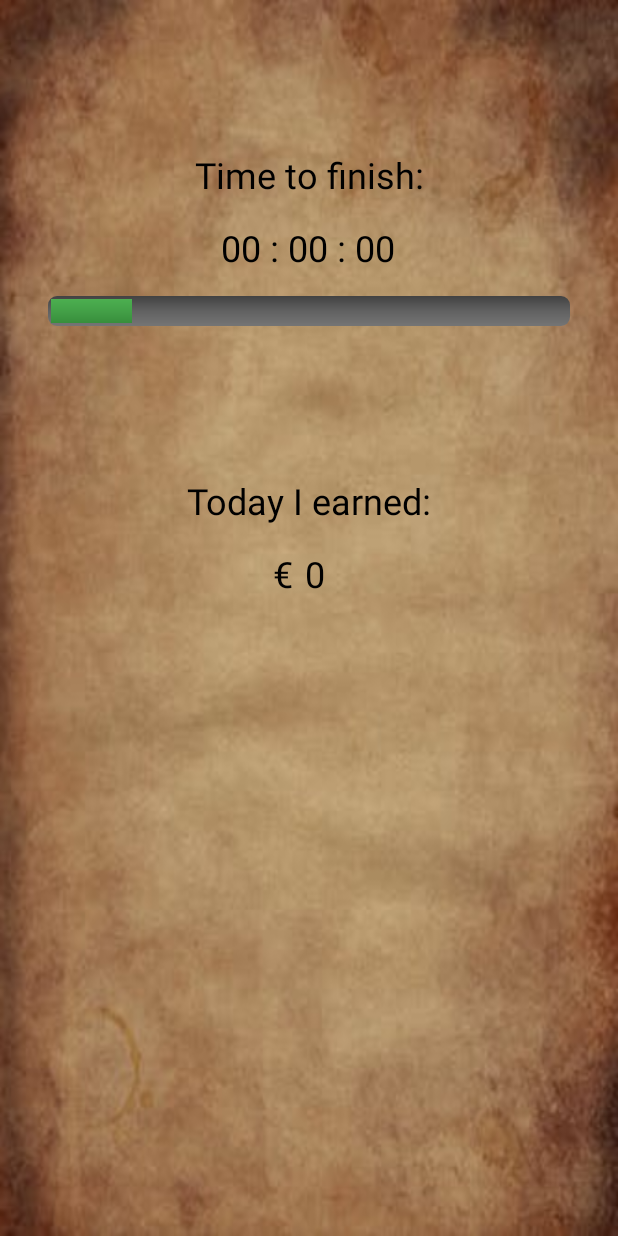
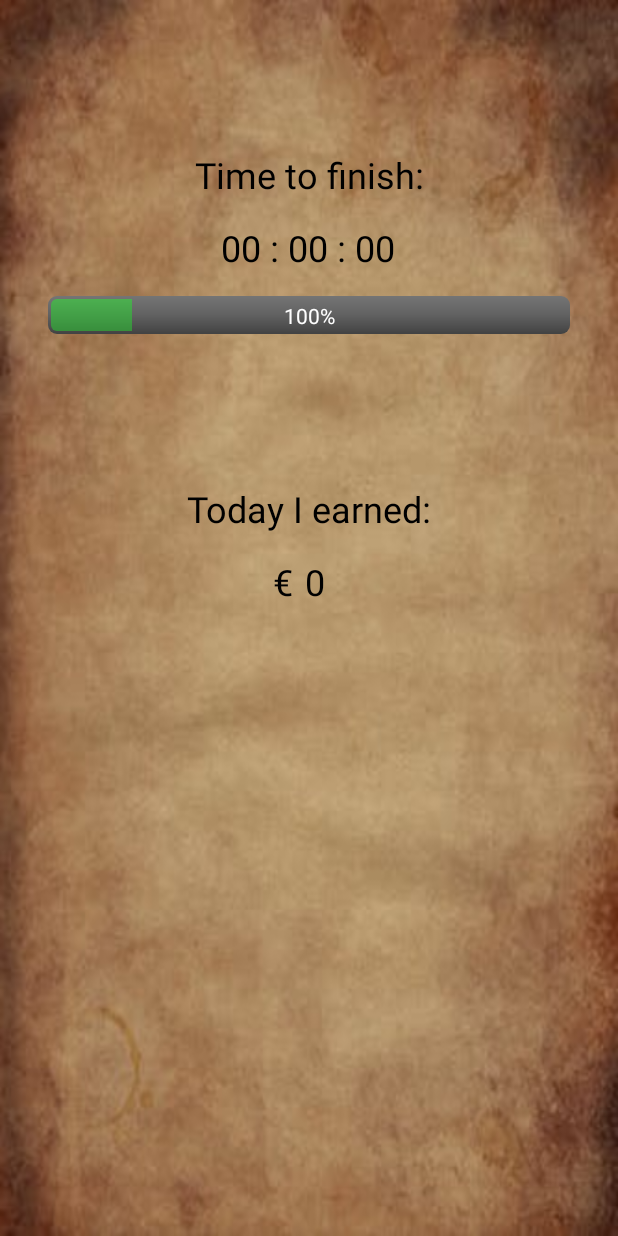
Before and after one commit to LeL94/Wage-Motivator, an Android app: the layout activity_main.xml on its own in the app's theme, with its tools: preview values and no code run, on a phone screen of 412 x 824 dp. Run offline under Robolectric (Android 15) with nearby library versions, the phone set to English and light mode, and no system bars; Roboto replaces fonts that are not available here.

Commit message:
custom icon, progress bar percentage

```diff
--- a/app/src/main/java/com/example/wagemotivator/MainActivity.java
+++ b/app/src/main/java/com/example/wagemotivator/MainActivity.java
@@ -13,6 +13,9 @@ import android.widget.TextView;
 import java.util.Calendar;
 import android.os.*;
 import android.widget.Toast;
+
+import org.w3c.dom.Text;
+
 import java.text.DecimalFormat;
 
 
@@ -35,13 +38,14 @@ public class MainActivity extends AppCompatActivity {
         final TextView gainText = findViewById(R.id.gainText);
         final DecimalFormat df2 = new DecimalFormat("##.###");
         final ProgressBar progressBar = findViewById(R.id.progressBar);
+        final TextView tvPercentage = findViewById(R.id.tvPercentage);
 
         // Timer
         final Handler handler = new Handler();
         handler.postDelayed(new Runnable(){
             public void run(){
 
-                setTimeAndGain(sharedPreferences, remainingTimeText, gainText, df2, progressBar);
+                setTimeAndGain(sharedPreferences, remainingTimeText, gainText, df2, progressBar, tvPercentage);
 
                 handler.postDelayed(this, 1000);
             }
@@ -51,7 +55,7 @@ public class MainActivity extends AppCompatActivity {
 
 
     public void setTimeAndGain(SharedPreferences sharedPreferences, TextView remainingTimeText, TextView gainText,
-                               DecimalFormat df2, ProgressBar progressBar) {
+                               DecimalFormat df2, ProgressBar progressBar, TextView tvPercentage) {
 
         double dailyWage = Double.parseDouble(sharedPreferences.getString(SharedConst.DAILY_WAGE, "0"));
         int startingHour = Integer.parseInt(sharedPreferences.getString(SharedConst.STARTING_HOUR, "9"));
@@ -68,9 +72,8 @@ public class MainActivity extends AppCompatActivity {
         int second = calendar.get(Calendar.SECOND);
         int elapsedTimeInSeconds = (hour-startingHour)*3600 + minute*60 + second;
 
-        // Progress bar
+        // Progress bar counter
         int counter = 100*elapsedTimeInSeconds/(workingTimeInSeconds+lunchBreakInSeconds);
-        progressBar.setProgress(counter);
 
         // Remaining time
         int remainingHour = (finishingHour-1) - hour;
@@ -80,7 +83,7 @@ public class MainActivity extends AppCompatActivity {
 
         // Gain
         double gain;
-        if (hour >= lunchBreakStart && hour <= lunchBreakFinish) // lunch break
+        if (hour >= lunchBreakStart && hour < lunchBreakFinish) // lunch break
             gain = dailyWage/workingTimeInSeconds * (lunchBreakStart-startingHour)*3600;
 
         else if (hour >= startingHour && hour < lunchBreakStart) // morning
@@ -92,14 +95,18 @@ public class MainActivity extends AppCompatActivity {
         else if (hour >= finishingHour) { // evening
             remainingTimeText.setText("00 : 00 : 00");
             gain = dailyWage;
+            counter = 100;
         }
 
         else { // midnight to 9
             remainingTimeText.setText("08 : 00 : 00");
             gain = 0;
+            counter = 0;
         }
 
         gainText.setText(df2.format(gain));
+        progressBar.setProgress(counter);
+        tvPercentage.setText(counter+"%");
     }
 
 
--- a/app/src/main/res/drawable/pb_drawable.xml
+++ b/app/src/main/res/drawable/pb_drawable.xml
@@ -8,9 +8,9 @@
 
             <gradient
                 android:angle="-90"
+                android:startColor="#757575"
                 android:centerColor="#616161"
-                android:endColor="#757575"
-                android:startColor="#424242" />
+                android:endColor="#424242" />
 
             <size
                 android:width="15dp"
@@ -35,9 +35,11 @@
                     <shape>
                         <gradient
                             android:angle="-90"
+                            android:startColor="#4caf50"
                             android:centerColor="#43a047"
-                            android:endColor="#388e3c"
-                            android:startColor="#4caf50" />
+                            android:endColor="#388e3c" />
+
+                        <corners android:radius="4dp" />
 
                     </shape>
 
--- a/app/src/main/res/layout/activity_main.xml
+++ b/app/src/main/res/layout/activity_main.xml
@@ -80,13 +80,25 @@
         android:id="@+id/progressBar"
         style="?android:attr/progressBarStyleHorizontal"
         android:layout_width="0dp"
-        android:layout_height="20dp"
+        android:layout_height="25dp"
         android:layout_marginStart="32dp"
         android:layout_marginTop="16dp"
         android:layout_marginEnd="32dp"
+        android:progressDrawable="@drawable/pb_drawable"
         app:layout_constraintEnd_toEndOf="parent"
         app:layout_constraintStart_toStartOf="parent"
-        app:layout_constraintTop_toBottomOf="@+id/remainingTimeText"
-        android:progressDrawable="@drawable/pb_drawable"/>
+        app:layout_constraintTop_toBottomOf="@+id/remainingTimeText" />
+
+    <TextView
+        android:id="@+id/tvPercentage"
+        android:layout_width="wrap_content"
+        android:layout_height="wrap_content"
+        android:textAlignment="textEnd"
+        android:textColor="#FFFFFF"
+        app:layout_constraintBottom_toBottomOf="@+id/progressBar"
+        app:layout_constraintEnd_toEndOf="@+id/progressBar"
+        app:layout_constraintStart_toStartOf="@+id/progressBar"
+        app:layout_constraintTop_toTopOf="@+id/progressBar"
+        tools:text="100%" />
 
 </androidx.constraintlayout.widget.ConstraintLayout>
--- a/app/src/main/res/layout/activity_settings.xml
+++ b/app/src/main/res/layout/activity_settings.xml
@@ -13,7 +13,6 @@
         android:layout_width="70sp"
         android:layout_height="wrap_content"
         android:layout_marginBottom="24dp"
-        android:background="#FFFFFF"
         android:fontFamily="@font/autour_one"
         android:text="Save"
         android:textColor="#000000"
--- a/build.gradle
+++ b/build.gradle
@@ -7,7 +7,7 @@ buildscript {
 
     }
     dependencies {
-        classpath 'com.android.tools.build:gradle:3.5.0'
+        classpath 'com.android.tools.build:gradle:3.5.2'
 
         // NOTE: Do not place your application dependencies here; they belong
         // in the individual module build.gradle files
```
Also changed, not shown: app/src/main/AndroidManifest.xml (+13 -5 lines), app/src/main/ic_launcher_money-web.png (added), app/src/main/ic_launcher_money_round-web.png (added), app/src/main/res/mipmap-hdpi/ic_launcher_money.png (added), app/src/main/res/mipmap-hdpi/ic_launcher_money_round.png (added), app/src/main/res/mipmap-mdpi/ic_launcher_money.png (added), app/src/main/res/mipmap-mdpi/ic_launcher_money_round.png (added), app/src/main/res/mipmap-xhdpi/ic_launcher_money.png (added), app/src/main/res/mipmap-xhdpi/ic_launcher_money_round.png (added), app/src/main/res/mipmap-xxhdpi/ic_launcher_money.png (added), app/src/main/res/mipmap-xxhdpi/ic_launcher_money_round.png (added), app/src/main/res/mipmap-xxxhdpi/ic_launcher_money.png (added), app/src/main/res/mipmap-xxxhdpi/ic_launcher_money_round.png (added), 1 other file.
